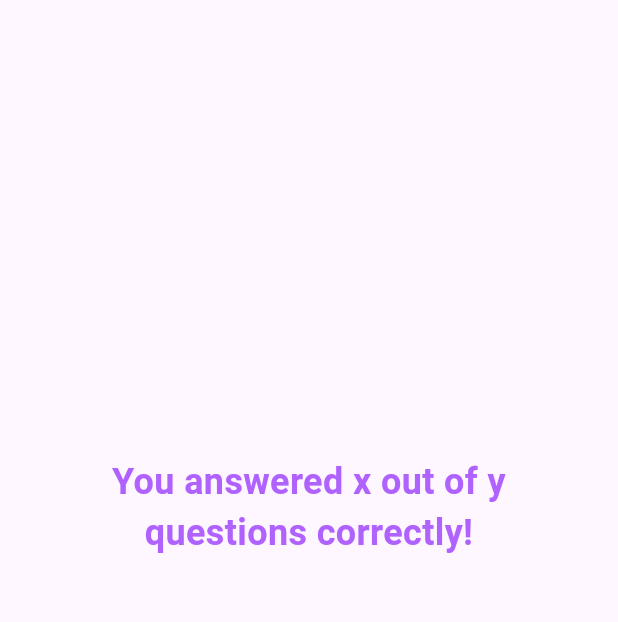
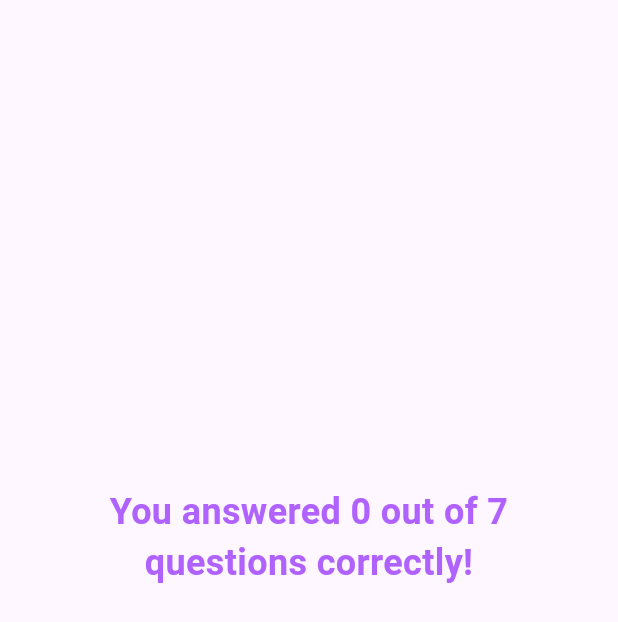
Before and after one commit to dodiforth/flutter_quiz_app, a Flutter app: the ResultScreen widget shown alone on an empty page, opened directly with empty values, on a phone screen of 412 x 824 dp. Shown: the top 622 px of the screen. Run offline on Flutter 3.47's test engine with Material 3 defaults, Android fonts, the phone set to English and light mode, and no system bars; our stand-ins replace google_fonts.

Commit message:
Combining Columns and Rows, Filtering and analyzing Lists

```diff
--- a/lib/questions_summary.dart
+++ b/lib/questions_summary.dart
@@ -12,13 +12,15 @@ class QuestionSummary extends StatelessWidget {
         return Row(
           children: [
             Text(((data['question_index'] as int) + 1).toString()),
-            Column(
+            Expanded (
+              child: Column(
                 children: [
                   Text(data['question'] as String),
                   SizedBox(height: 10),
                   Text(data['userAnswer'] as String),
                   Text(data['correctAnswer'] as String),
                 ],
+              ),
             )
           ],
         );
--- a/lib/results_screen.dart
+++ b/lib/results_screen.dart
@@ -14,7 +14,7 @@ class ResultScreen extends StatelessWidget {
       summaryData.add({
         'question_index': i,
         'question': questions[i].question,
-          'correctAnswer':questions[i].answers[0],
+        'correctAnswer': questions[i].answers[0],
         'userAnswer': chosenAnswers[i],
       });
     }
@@ -24,6 +24,12 @@ class ResultScreen extends StatelessWidget {
 
   @override
   Widget build(BuildContext context) {
+    final summaryData = getSummaryData();
+    final numTotalQuestions = questions.length;
+    final numCorrectQuesions = summaryData
+        .where((data) => data['correctAnswer'] == data['userAnswer'])
+        .length;
+
     return SizedBox(
       width: double.infinity,
       child: Container(
@@ -31,15 +37,15 @@ class ResultScreen extends StatelessWidget {
         child: Column(
           mainAxisAlignment: MainAxisAlignment.center,
           children: [
-            const Text('You answered x out of y questions correctly!',
+            Text('You answered $numCorrectQuesions out of $numTotalQuestions questions correctly!',
                 textAlign: TextAlign.center,
-                style: TextStyle(
+                style: const TextStyle(
                     color: Color.fromRGBO(176, 98, 255, 1),
                     fontSize: 24,
                     fontWeight: FontWeight.bold)),
-            const SizedBox(height: 50),
-            QuestionSummary(summaryData: getSummaryData()),
-            const SizedBox(height: 50),
+            const SizedBox(height: 30),
+            QuestionSummary(summaryData: summaryData),
+            const SizedBox(height: 30),
             TextButton(
               onPressed: () {},
               child: const Text(
```
Lines whose indentation alone changed are shown as unchanged.
